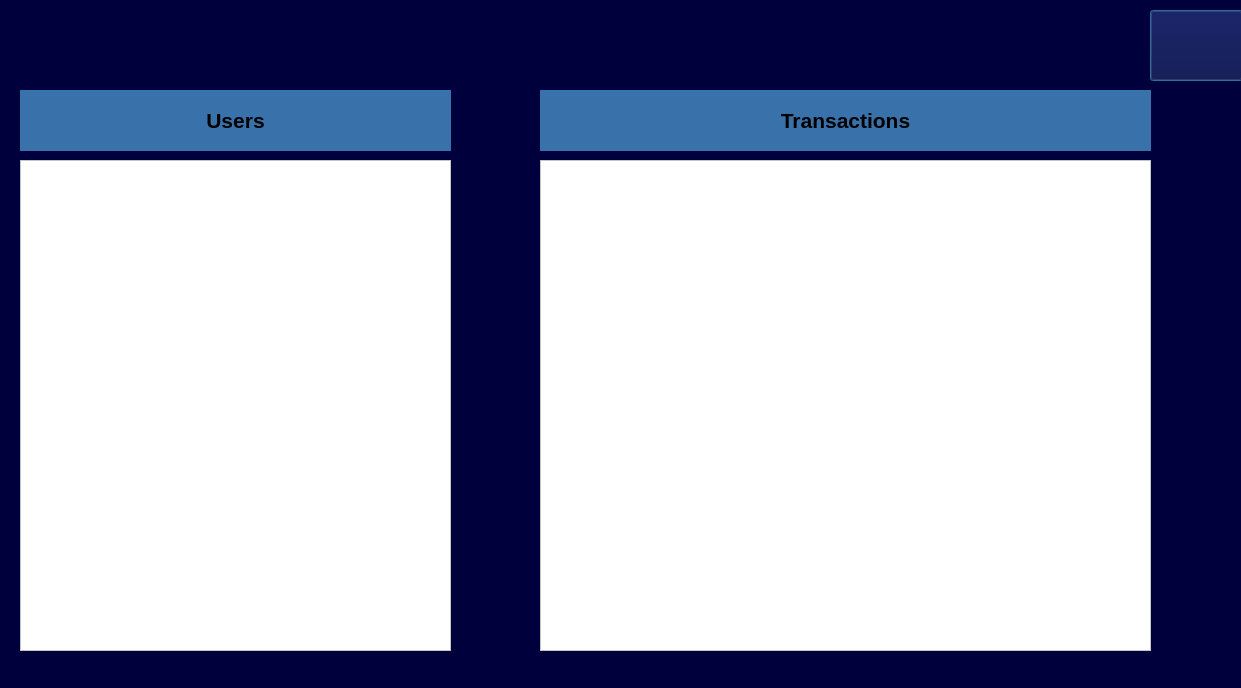
Old version of the form admin.ui in the repository AP-projects-4001/ls.
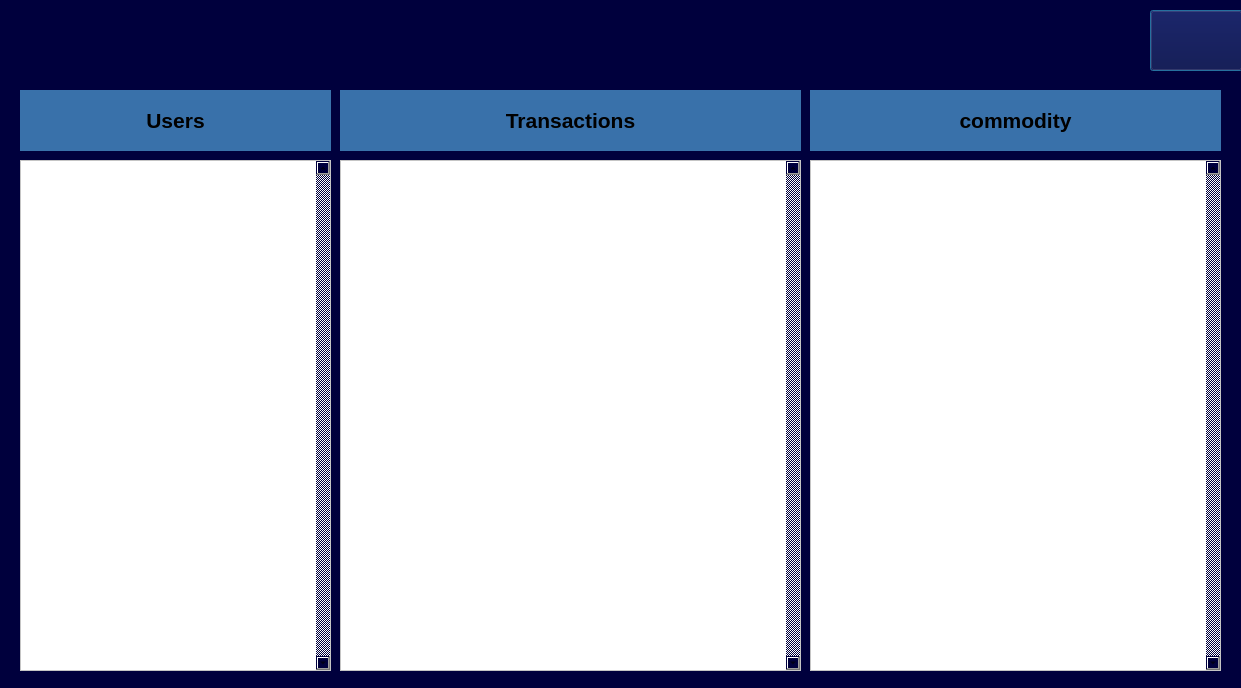
New version of the form. Icons and pictures are not drawn.

Patch:
```diff
--- a/admin.ui
+++ b/admin.ui
@@ -21,13 +21,22 @@
     <rect>
      <x>20</x>
      <y>160</y>
-     <width>431</width>
-     <height>491</height>
+     <width>311</width>
+     <height>511</height>
     </rect>
    </property>
    <property name="styleSheet">
     <string notr="true">background-color: rgb(255, 255, 255);</string>
    </property>
+   <property name="verticalScrollBarPolicy">
+    <enum>Qt::ScrollBarAlwaysOn</enum>
+   </property>
+   <property name="autoScrollMargin">
+    <number>4</number>
+   </property>
+   <property name="editTriggers">
+    <set>QAbstractItemView::DoubleClicked</set>
+   </property>
   </widget>
   <widget class="QPushButton" name="pushButton">
    <property name="geometry">
@@ -35,7 +44,7 @@
      <x>1150</x>
      <y>10</y>
      <width>93</width>
-     <height>71</height>
+     <height>61</height>
     </rect>
    </property>
    <property name="styleSheet">
@@ -48,22 +57,31 @@
   <widget class="QListWidget" name="listWidget_2">
    <property name="geometry">
     <rect>
-     <x>540</x>
+     <x>340</x>
      <y>160</y>
-     <width>611</width>
-     <height>491</height>
+     <width>461</width>
+     <height>511</height>
     </rect>
    </property>
    <property name="styleSheet">
     <string notr="true">background-color: rgb(255, 255, 255);</string>
    </property>
+   <property name="verticalScrollBarPolicy">
+    <enum>Qt::ScrollBarAlwaysOn</enum>
+   </property>
+   <property name="autoScrollMargin">
+    <number>4</number>
+   </property>
+   <property name="editTriggers">
+    <set>QAbstractItemView::NoEditTriggers</set>
+   </property>
   </widget>
   <widget class="QLabel" name="label">
    <property name="geometry">
     <rect>
      <x>20</x>
      <y>90</y>
-     <width>431</width>
+     <width>311</width>
      <height>61</height>
     </rect>
    </property>
@@ -86,9 +104,9 @@
   <widget class="QLabel" name="label_2">
    <property name="geometry">
     <rect>
-     <x>540</x>
+     <x>340</x>
      <y>90</y>
-     <width>611</width>
+     <width>461</width>
      <height>61</height>
     </rect>
    </property>
@@ -108,6 +126,53 @@
     <set>Qt::AlignCenter</set>
    </property>
   </widget>
+  <widget class="QListWidget" name="listWidget_commodity">
+   <property name="geometry">
+    <rect>
+     <x>810</x>
+     <y>160</y>
+     <width>411</width>
+     <height>511</height>
+    </rect>
+   </property>
+   <property name="styleSheet">
+    <string notr="true">background-color: rgb(255, 255, 255);</string>
+   </property>
+   <property name="verticalScrollBarPolicy">
+    <enum>Qt::ScrollBarAlwaysOn</enum>
+   </property>
+   <property name="autoScrollMargin">
+    <number>4</number>
+   </property>
+   <property name="editTriggers">
+    <set>QAbstractItemView::DoubleClicked</set>
+   </property>
+  </widget>
+  <widget class="QLabel" name="label_3">
+   <property name="geometry">
+    <rect>
+     <x>810</x>
+     <y>90</y>
+     <width>411</width>
+     <height>61</height>
+    </rect>
+   </property>
+   <property name="font">
+    <font>
+     <pointsize>16</pointsize>
+     <bold>true</bold>
+    </font>
+   </property>
+   <property name="styleSheet">
+    <string notr="true">background-color: rgb(57, 113, 170);</string>
+   </property>
+   <property name="text">
+    <string>commodity</string>
+   </property>
+   <property name="alignment">
+    <set>Qt::AlignCenter</set>
+   </property>
+  </widget>
  </widget>
  <resources/>
  <connections/>
```
Left out of the diff: 6 changed lines with no effect on the pictures.
